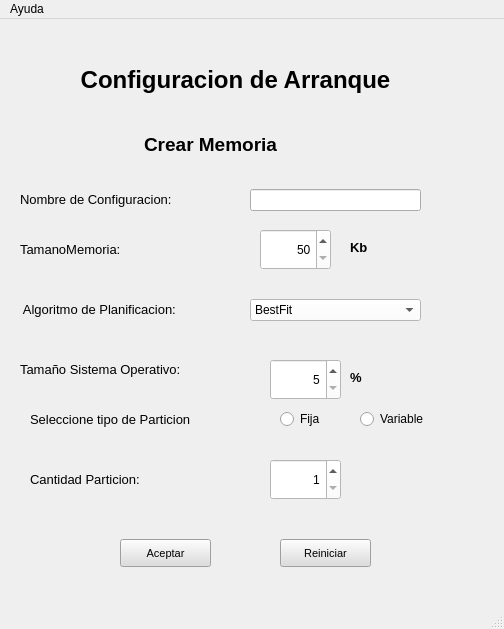
AlejandroFNadal/SistOp2019, file apps/ui/configuracion1.ui: the form before one commit.
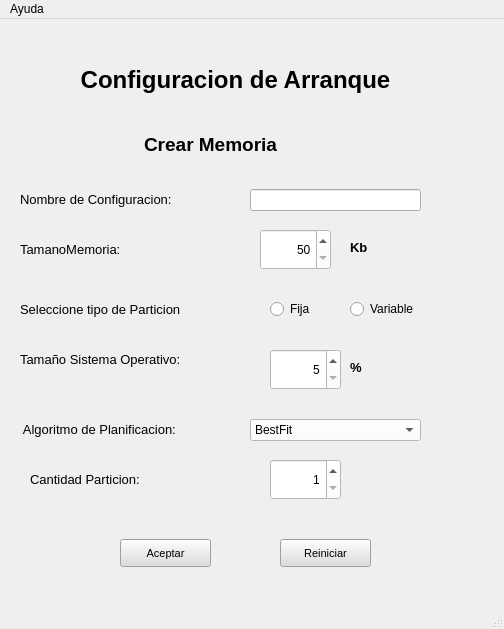
The form after the commit.

Patch:
```diff
--- a/apps/ui/configuracion1.ui
+++ b/apps/ui/configuracion1.ui
@@ -40,8 +40,8 @@
    <widget class="QLabel" name="label_2">
     <property name="geometry">
      <rect>
-      <x>30</x>
-      <y>390</y>
+      <x>20</x>
+      <y>280</y>
       <width>211</width>
       <height>20</height>
      </rect>
@@ -58,8 +58,8 @@
    <widget class="QRadioButton" name="radioButtonFija">
     <property name="geometry">
      <rect>
-      <x>280</x>
-      <y>390</y>
+      <x>270</x>
+      <y>280</y>
       <width>51</width>
       <height>20</height>
      </rect>
@@ -72,7 +72,7 @@
     <property name="geometry">
      <rect>
       <x>270</x>
-      <y>340</y>
+      <y>330</y>
       <width>71</width>
       <height>41</height>
      </rect>
@@ -172,7 +172,7 @@
     <property name="geometry">
      <rect>
       <x>20</x>
-      <y>330</y>
+      <y>320</y>
       <width>231</width>
       <height>41</height>
      </rect>
@@ -190,7 +190,7 @@
     <property name="geometry">
      <rect>
       <x>20</x>
-      <y>280</y>
+      <y>400</y>
       <width>211</width>
       <height>20</height>
      </rect>
@@ -208,7 +208,7 @@
     <property name="geometry">
      <rect>
       <x>250</x>
-      <y>280</y>
+      <y>400</y>
       <width>171</width>
       <height>22</height>
      </rect>
@@ -238,8 +238,8 @@
    <widget class="QRadioButton" name="radioButtonVariable">
     <property name="geometry">
      <rect>
-      <x>360</x>
-      <y>390</y>
+      <x>350</x>
+      <y>280</y>
       <width>81</width>
       <height>20</height>
      </rect>
@@ -308,7 +308,7 @@
     <property name="geometry">
      <rect>
       <x>350</x>
-      <y>350</y>
+      <y>340</y>
       <width>31</width>
       <height>16</height>
      </rect>
```
Left out of the diff: 3 changed lines with no effect on the pictures.
